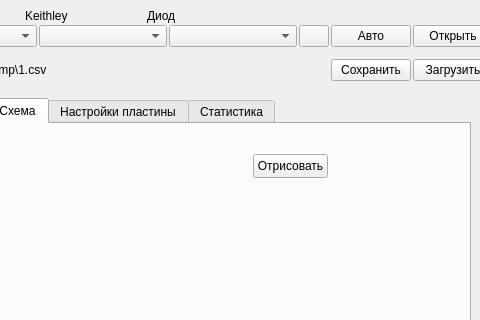
First picture: the form in mainwindow.ui, repository NatiBampo/ZondCOM, before the edit; both pictures show x 144 to 624 and y 0 to 320 of the 1280 by 924 pixel window.
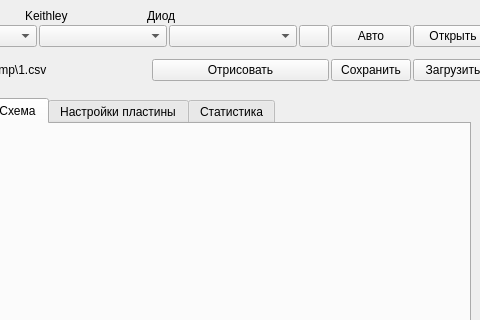
Second picture: the form after the edit. The open tabs and pages were chosen to show the change. Icons and pictures are not drawn.

Diff of the .ui file:
```diff
--- a/mainwindow.ui
+++ b/mainwindow.ui
@@ -317,6 +317,13 @@
             </property>
            </widget>
           </item>
+          <item>
+           <widget class="QPushButton" name="schemePushButton">
+            <property name="text">
+             <string>Отрисовать</string>
+            </property>
+           </widget>
+          </item>
           <item>
            <widget class="QPushButton" name="savePushButton">
             <property name="sizePolicy">
@@ -1506,19 +1513,6 @@
          <attribute name="title">
           <string>Схема</string>
          </attribute>
-         <widget class="QPushButton" name="schemePushButton">
-          <property name="geometry">
-           <rect>
-            <x>380</x>
-            <y>30</y>
-            <width>75</width>
-            <height>24</height>
-           </rect>
-          </property>
-          <property name="text">
-           <string>Отрисовать</string>
-          </property>
-         </widget>
         </widget>
         <widget class="QWidget" name="tab_3">
          <property name="focusPolicy">
```
Left out of the diff: 4 changed lines with no effect on the pictures.
